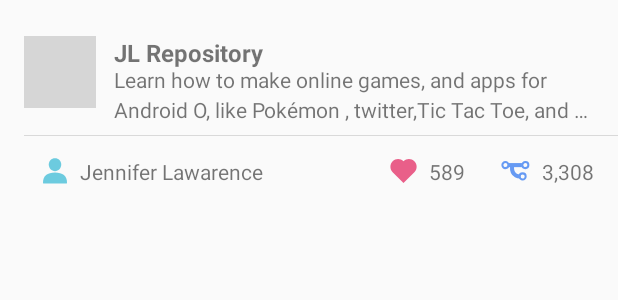
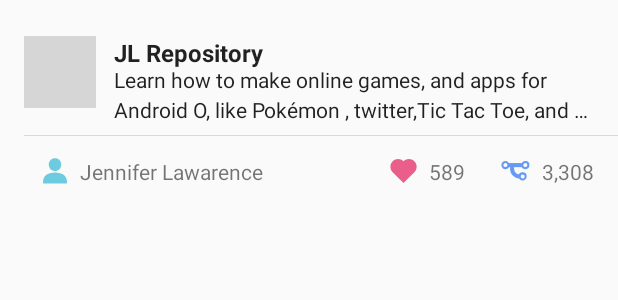
Before and after one commit to GabriellCosta/github-repo-view, an Android app: the layout item_list_repo.xml on its own in the app's theme, with its tools: preview values and no code run, on a phone screen of 412 x 824 dp. Shown: the top 300 px of the screen. Run offline under Robolectric (Android 15) with nearby library versions, the phone set to English and light mode, and no system bars; grey boxes are pictures that could not be loaded.

Commit message:
Create styles for text

```diff
--- a/feature/repo/build.gradle
+++ b/feature/repo/build.gradle
@@ -3,6 +3,7 @@ apply plugin: 'kotlin-android'
 
 dependencies {
     implementation project(':network')
+    implementation project(':styleguide')
 
     implementation dependencies.Dependencies.constraintLayout
     implementation dependencies.Dependencies.recyclerView
--- a/feature/repo/src/main/res/layout/item_list_repo.xml
+++ b/feature/repo/src/main/res/layout/item_list_repo.xml
@@ -20,8 +20,8 @@
     tools:src="@tools:sample/avatars"/>
 
   <TextView
+    style="@style/Text.Title"
     android:id="@+id/txt_list_repo_title"
-    android:textStyle="bold"
     android:layout_width="0dp"
     android:layout_height="wrap_content"
     android:layout_marginTop="24dp"
@@ -29,13 +29,13 @@
     android:layout_marginEnd="8dp"
     android:ellipsize="end"
     android:maxLines="1"
-    android:textSize="16sp"
     app:layout_constraintEnd_toStartOf="@+id/txt_list_repo_stars"
     app:layout_constraintStart_toEndOf="@+id/image_list_repo_avatar"
     app:layout_constraintTop_toTopOf="parent"
     tools:text="JL Repository"/>
 
   <TextView
+    style="@style/Text.Subtitle"
     android:id="@+id/txt_list_repo_description"
     android:layout_width="0dp"
     android:layout_height="wrap_content"
@@ -44,9 +44,7 @@
     android:layout_marginStart="12dp"
     android:layout_marginEnd="16dp"
     android:ellipsize="end"
-    android:lineSpacingExtra="4dp"
     android:maxLines="2"
-    android:textSize="14sp"
     app:layout_constraintBottom_toTopOf="@+id/view_repo_item_separator"
     app:layout_constraintEnd_toEndOf="parent"
     app:layout_constraintStart_toEndOf="@+id/image_list_repo_avatar"
@@ -66,37 +64,33 @@
 
   <TextView
     android:id="@+id/txt_list_repo_author"
+    style="@style/DrawableText"
     android:layout_width="wrap_content"
     android:layout_height="wrap_content"
     android:layout_marginStart="12dp"
-    android:drawablePadding="8dp"
     android:drawableStart="@drawable/ic_author_repository"
-    android:textSize="14sp"
     app:layout_constraintBottom_toBottomOf="parent"
     app:layout_constraintStart_toStartOf="parent"
     tools:text="Jennifer Lawarence"/>
 
   <TextView
     android:id="@+id/txt_list_repo_stars"
+    style="@style/DrawableText"
     android:layout_width="wrap_content"
     android:layout_height="wrap_content"
     android:layout_marginEnd="24dp"
-    android:drawablePadding="8dp"
     android:drawableStart="@drawable/ic_favorite"
-    android:gravity="center"
-    android:textSize="14sp"
     app:layout_constraintBottom_toBottomOf="parent"
     app:layout_constraintEnd_toStartOf="@+id/txt_list_repo_fork"
     tools:text="589"/>
 
   <TextView
     android:id="@+id/txt_list_repo_fork"
+    style="@style/DrawableText"
     android:layout_width="wrap_content"
     android:layout_height="wrap_content"
     android:layout_marginEnd="16dp"
-    android:drawablePadding="8dp"
     android:drawableStart="@drawable/ic_fork"
-    android:textSize="14sp"
     app:layout_constraintBottom_toBottomOf="parent"
     app:layout_constraintEnd_toEndOf="parent"
     tools:text="3,308"/>
--- /dev/null
+++ b/styleguide/src/main/res/values/colors.xml
@@ -0,0 +1,6 @@
+<?xml version="1.0" encoding="utf-8"?>
+<resources>
+    <color name="colorPrimary">#008577</color>
+    <color name="colorPrimaryDark">#00574B</color>
+    <color name="colorAccent">#D81B60</color>
+</resources>
--- /dev/null
+++ b/styleguide/src/main/res/values/styles.xml
@@ -0,0 +1,29 @@
+<?xml version="1.0" encoding="utf-8"?>
+<resources>
+
+  <!-- Base application theme. -->
+  <style name="AppTheme" parent="Theme.AppCompat.Light.DarkActionBar">
+    <!-- Customize your theme here. -->
+    <item name="colorPrimary">@color/colorPrimary</item>
+    <item name="colorPrimaryDark">@color/colorPrimaryDark</item>
+    <item name="colorAccent">@color/colorAccent</item>
+  </style>
+
+  <style name="DrawableText">
+    <item name="android:textSize">14sp</item>
+    <item name="android:drawablePadding">8dp</item>
+  </style>
+
+  <style name="Text" parent="TextAppearance.AppCompat"/>
+
+  <style name="Text.Title">
+    <item name="android:textSize">16sp</item>
+    <item name="android:textStyle">bold</item>
+  </style>
+
+  <style name="Text.Subtitle">
+    <item name="android:textSize">14sp</item>
+    <item name="android:lineSpacingExtra">4dp</item>
+  </style>
+
+</resources>
```
